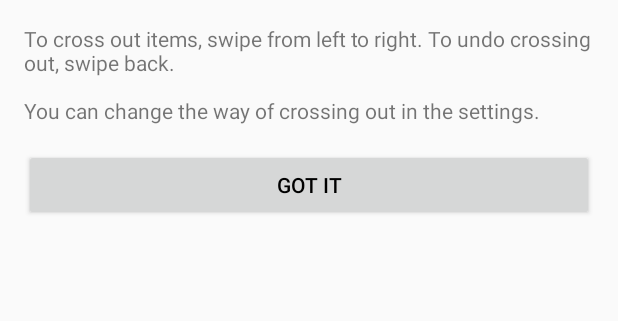
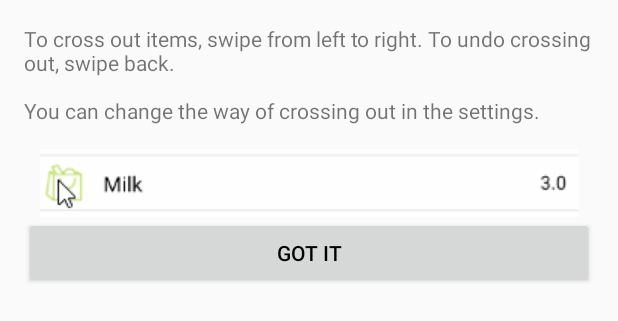
Before and after one commit to Dmitriy83/ShoppingList, an Android app: the layout activity_help_shopping_list_in_shop.xml on its own in the app's theme, with its tools: preview values and no code run, on a phone screen of 412 x 824 dp. Shown: the top 321 px of the screen. Run offline under Robolectric (Android 15) with nearby library versions, the phone set to English and light mode, and no system bars.

Commit message:
1) Добавлена gif в активность помощи для активности "В магазине"; 2) Реализовано корретное поведение при длинном клике на товаре в активности "В магазине" (если товар вычеркивается, то длинный клик не должен работать)

```diff
--- a/app/build.gradle
+++ b/app/build.gradle
@@ -36,6 +36,7 @@ dependencies {
     compile 'com.android.support:design:24.2.1'
     compile 'com.squareup.picasso:picasso:2.5.2'
     compile 'com.android.support:recyclerview-v7:24.2.1'
+    compile 'pl.droidsonroids.gif:android-gif-drawable:1.2.3'
 
     androidTestCompile 'com.android.support.test:runner:0.5'
     androidTestCompile 'com.android.support.test:rules:0.5'
--- a/app/src/main/res/layout/activity_help_shopping_list_in_shop.xml
+++ b/app/src/main/res/layout/activity_help_shopping_list_in_shop.xml
@@ -3,7 +3,7 @@
     xmlns:tools="http://schemas.android.com/tools"
     android:id="@+id/activity_help_shopping_list_in_shop"
     android:layout_width="match_parent"
-    android:layout_height="wrap_content"
+    android:layout_height="match_parent"
     android:paddingBottom="@dimen/activity_vertical_margin"
     android:paddingLeft="@dimen/activity_horizontal_margin"
     android:paddingRight="@dimen/activity_horizontal_margin"
@@ -18,19 +18,30 @@
         android:layout_alignParentLeft="true"
         android:layout_alignParentStart="true"
         android:id="@+id/txtHelp"
+        android:layout_alignParentTop="true"
         android:layout_alignParentRight="true"
-        android:layout_alignParentEnd="true"
-        android:layout_alignParentTop="true" />
+        android:layout_alignParentEnd="true" />
+
+    <pl.droidsonroids.gif.GifImageView
+        android:id="@+id/gifHelpImage"
+        android:layout_width="match_parent"
+        android:layout_height="wrap_content"
+        android:src="@drawable/product_cross_out_help"
+        android:layout_below="@+id/txtHelp"
+        android:layout_alignParentLeft="true"
+        android:layout_alignParentStart="true"
+        android:layout_alignParentRight="true"
+        android:layout_alignParentEnd="true" />
 
     <Button
         android:text="@string/got_it"
         android:layout_width="wrap_content"
         android:layout_height="wrap_content"
+        android:id="@+id/btnGotIt"
+        android:layout_below="@+id/gifHelpImage"
         android:layout_alignParentLeft="true"
         android:layout_alignParentStart="true"
-        android:id="@+id/btnGotIt"
         android:layout_alignParentRight="true"
-        android:layout_alignParentEnd="true"
-        android:layout_below="@+id/txtHelp"/>
+        android:layout_alignParentEnd="true" />
 
 </RelativeLayout>
```
Also changed, not shown: app/src/main/java/com/RightDirection/ShoppingList/adapters/ListAdapterShoppingListInShop.java (+29 -16 lines), app/src/main/res/drawable-mdpi-v11/product_cross_out_help.gif (added).
